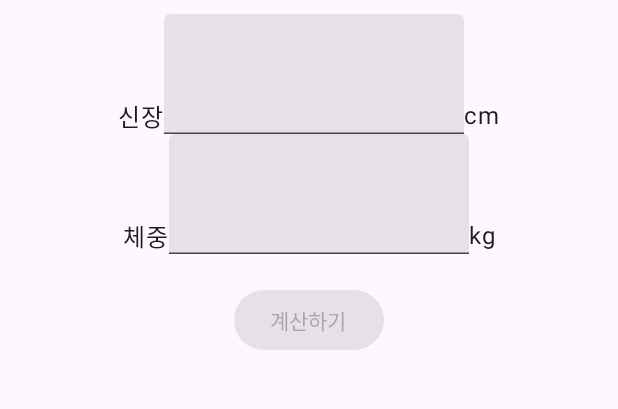
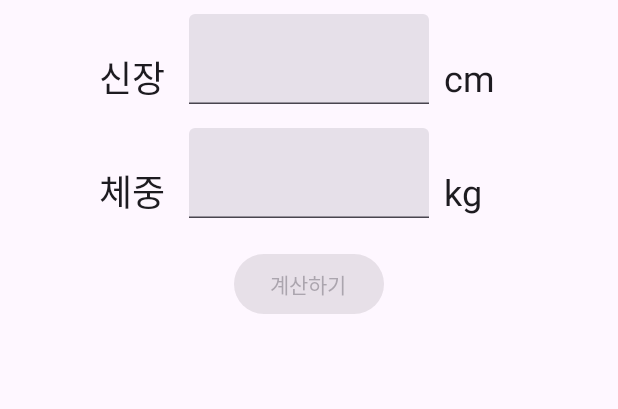
Before and after one commit to sunjoolee/BMI-Calculator, an Android app built with Jetpack Compose: the screen it shows after launch (BMIActivity), on a phone screen of 412 x 824 dp, the part 192-601 px from its top. Run offline under Robolectric (Android 15) with nearby library versions, the phone set to English and light mode, and no system bars.

Commit message:
[Design] Design FirstScreen

```diff
--- a/app/src/main/java/com/sunjoolee/sparta_week1_bmi/first/FirstScreen.kt
+++ b/app/src/main/java/com/sunjoolee/sparta_week1_bmi/first/FirstScreen.kt
@@ -5,6 +5,7 @@ import androidx.annotation.StringRes
 import androidx.compose.foundation.layout.Arrangement
 import androidx.compose.foundation.layout.Column
 import androidx.compose.foundation.layout.Row
+import androidx.compose.foundation.layout.Spacer
 import androidx.compose.foundation.layout.fillMaxSize
 import androidx.compose.foundation.layout.fillMaxWidth
 import androidx.compose.foundation.layout.height
@@ -28,6 +29,7 @@ import androidx.compose.ui.platform.LocalContext
 import androidx.compose.ui.text.input.KeyboardType
 import androidx.compose.ui.tooling.preview.Preview
 import androidx.compose.ui.unit.dp
+import androidx.constraintlayout.widget.Placeholder
 import com.sunjoolee.sparta_week1_bmi.R
 
 @Composable
@@ -93,6 +95,7 @@ fun MainContent(
         horizontalAlignment = Alignment.CenterHorizontally
     ) {
         HeightInput(modifier, checkIfInputValid, onHeightChange)
+        Spacer(modifier = Modifier.padding(8.dp))
         WeightInput(modifier, checkIfInputValid, onWeightChange)
     }
 }
@@ -145,12 +148,13 @@ fun MeasureInput(
     ) {
         Text(
             text = context.getString(measureTitleId),
-            style = MaterialTheme.typography.bodyLarge
+            style = MaterialTheme.typography.headlineSmall,
+            modifier = modifier.padding(end=10.dp).width(50.dp)
         )
         TextField(
             modifier = modifier
-                .width(200.dp)
-                .height(80.dp),
+                .width(160.dp)
+                .height(60.dp),
             value = inputState.value,
             onValueChange = {
                 if (checkIfInputValid(it)) {
@@ -164,7 +168,8 @@ fun MeasureInput(
         )
         Text(
             text = context.getString(measureDigitId),
-            style = MaterialTheme.typography.bodyLarge
+            style = MaterialTheme.typography.headlineSmall,
+            modifier = modifier.padding(start=10.dp).width(50.dp)
         )
     }
 }
```
